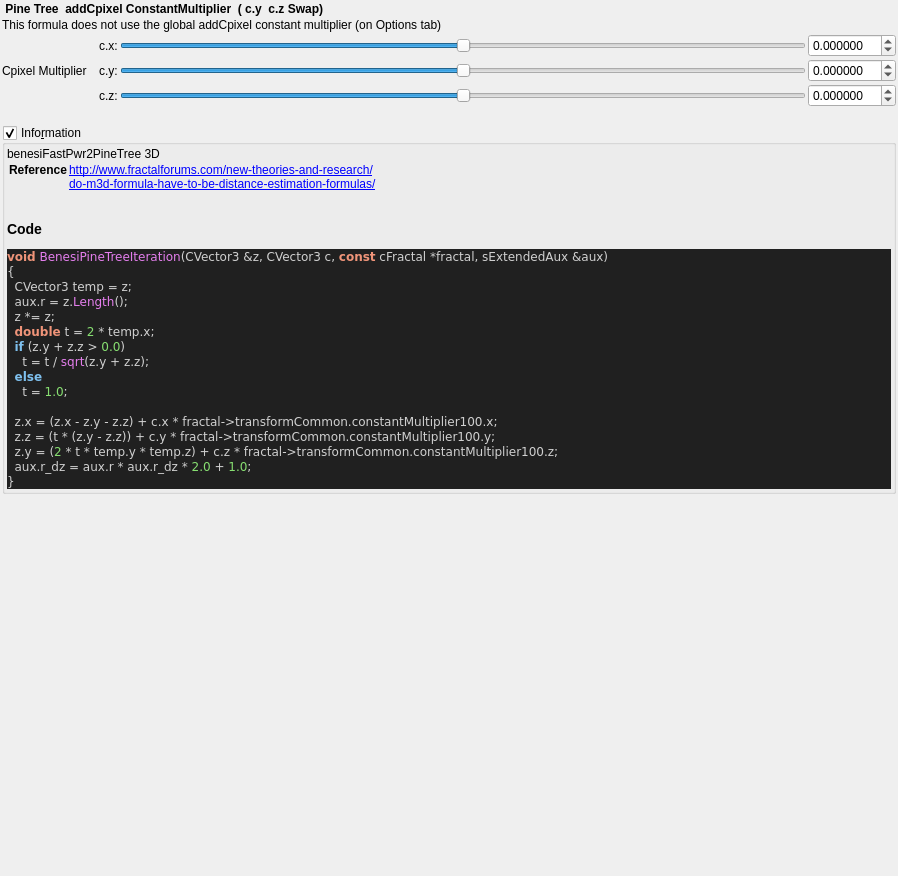
Before: the Qt Designer form mandelbulber2/qt_data/fractal_benesi_pine_tree.ui in buddhi1980/mandelbulber2, drawn with Qt 5.
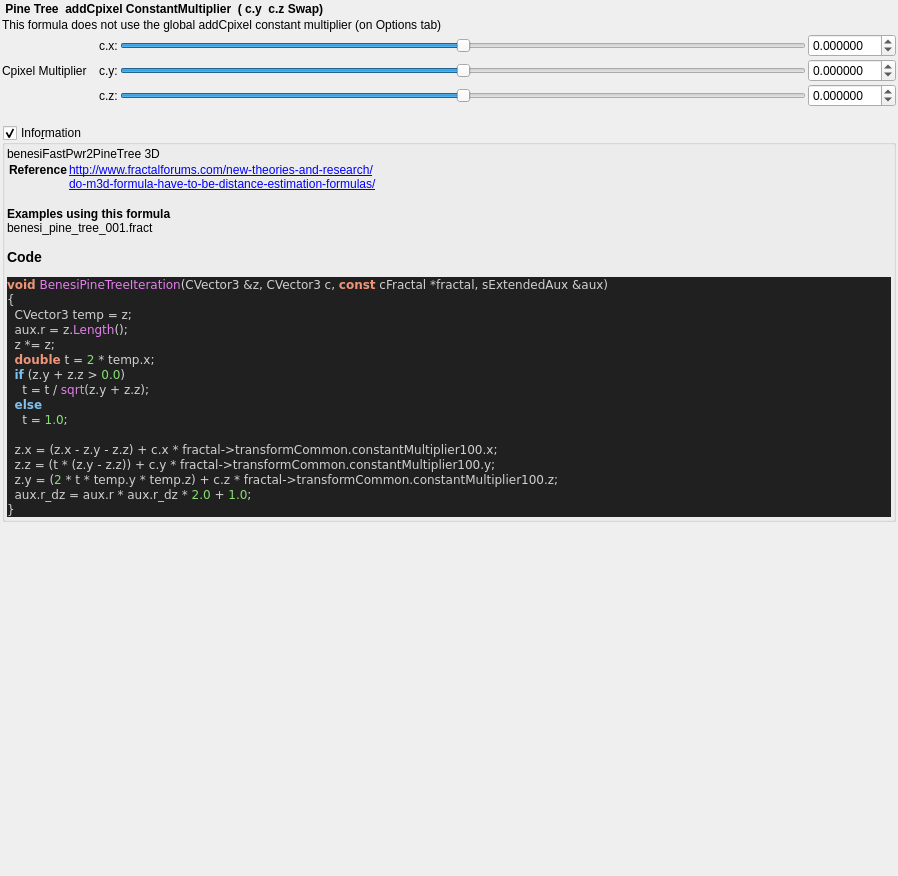
After: the same form once the commit is applied. Custom widgets are drawn as their Qt base class.

Commit message:
ui information - added example occurrences
now every formula, which is used in an example file, will display a list
of the example files in the information box. A maximum of 5 occurences is
displayed.
The script also outputs, which formulas do not yet have any example
files.

The edit to the form file:
```diff
--- a/mandelbulber2/qt_data/fractal_benesi_pine_tree.ui
+++ b/mandelbulber2/qt_data/fractal_benesi_pine_tree.ui
@@ -276,7 +276,7 @@
 &lt;a href=&quot;do-m3d-formula-have-to-be-distance-estimation-formulas/&quot;&gt;do-m3d-formula-have-to-be-distance-estimation-formulas/&lt;br&gt;
 &lt;/td&gt;&lt;/tr&gt;
 &lt;/table&gt;
-&lt;h3&gt;Code&lt;/h3&gt;
+&lt;b&gt;Examples using this formula&lt;/b&gt;&lt;br&gt;benesi_pine_tree_001.fract&lt;h3&gt;Code&lt;/h3&gt;
 &lt;body style=&quot;background-color:#202020&quot;&gt;
 &lt;pre style=&quot;color:#d0d0d0; background-color:#202020;  font-family:'Courier New',monospace;&quot;&gt;&lt;span style=&quot;color:#f09479; font-weight:bold&quot;&gt;void&lt;/span&gt; &lt;span style=&quot;color:#e47eed&quot;&gt;BenesiPineTreeIteration&lt;/span&gt;&lt;span style=&quot;color:#d0d0d0&quot;&gt;(&lt;/span&gt;CVector3 &lt;span style=&quot;color:#d0d0d0&quot;&gt;&amp;amp;&lt;/span&gt;z&lt;span style=&quot;color:#d0d0d0&quot;&gt;,&lt;/span&gt; CVector3 c&lt;span style=&quot;color:#d0d0d0&quot;&gt;,&lt;/span&gt; &lt;span style=&quot;color:#f09479; font-weight:bold&quot;&gt;const&lt;/span&gt; cFractal &lt;span style=&quot;color:#d0d0d0&quot;&gt;*&lt;/span&gt;fractal&lt;span style=&quot;color:#d0d0d0&quot;&gt;,&lt;/span&gt; sExtendedAux &lt;span style=&quot;color:#d0d0d0&quot;&gt;&amp;amp;&lt;/span&gt;aux&lt;span style=&quot;color:#d0d0d0&quot;&gt;)&lt;/span&gt;
 &lt;span style=&quot;color:#d0d0d0&quot;&gt;{&lt;/span&gt;
```
The commit also changes 59 other files.
